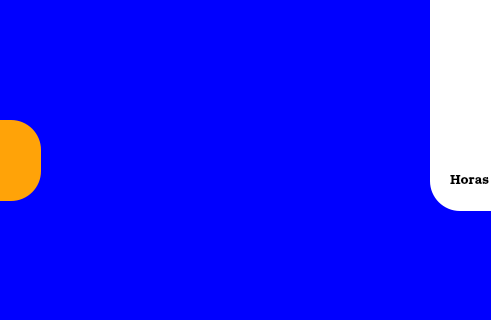
Before: the Qt Designer form src-v1/PetroPlanner/telainicial.ui in ldsc/ProjetoEngenharia-SimuladorDePlanejamentoDasAtividadesDoEstudanteEngenharia, drawn with Qt 5; both pictures show x 260 to 751 and y 170 to 490 of the 1308 by 728 pixel window.
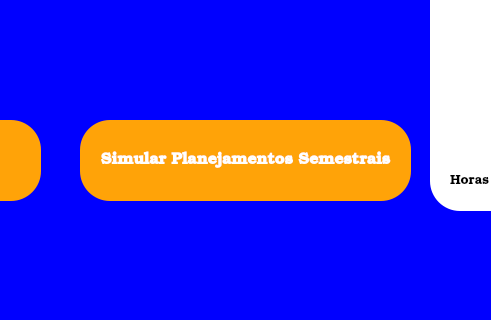
After: the same form once the commit is applied.

Commit message: Botao simular planejamento semestral funcionando

```diff
--- a/src-v1/PetroPlanner/telainicial.ui
+++ b/src-v1/PetroPlanner/telainicial.ui
@@ -334,6 +334,32 @@
      <string>Disciplinas em Andamento</string>
     </property>
    </widget>
+   <widget class="QPushButton" name="botaoSimulacao">
+    <property name="geometry">
+     <rect>
+      <x>340</x>
+      <y>290</y>
+      <width>331</width>
+      <height>81</height>
+     </rect>
+    </property>
+    <property name="font">
+     <font>
+      <family>Bookman Old Style</family>
+      <pointsize>12</pointsize>
+      <bold>true</bold>
+     </font>
+    </property>
+    <property name="toolTipDuration">
+     <number>-4</number>
+    </property>
+    <property name="styleSheet">
+     <string notr="true">background-color: #ffa308; color: white; border-radius: 30px;</string>
+    </property>
+    <property name="text">
+     <string>Simular Planejamentos Semestrais</string>
+    </property>
+   </widget>
   </widget>
   <widget class="QMenuBar" name="menubar">
    <property name="geometry">
```
The commit also changes 41 other files.
